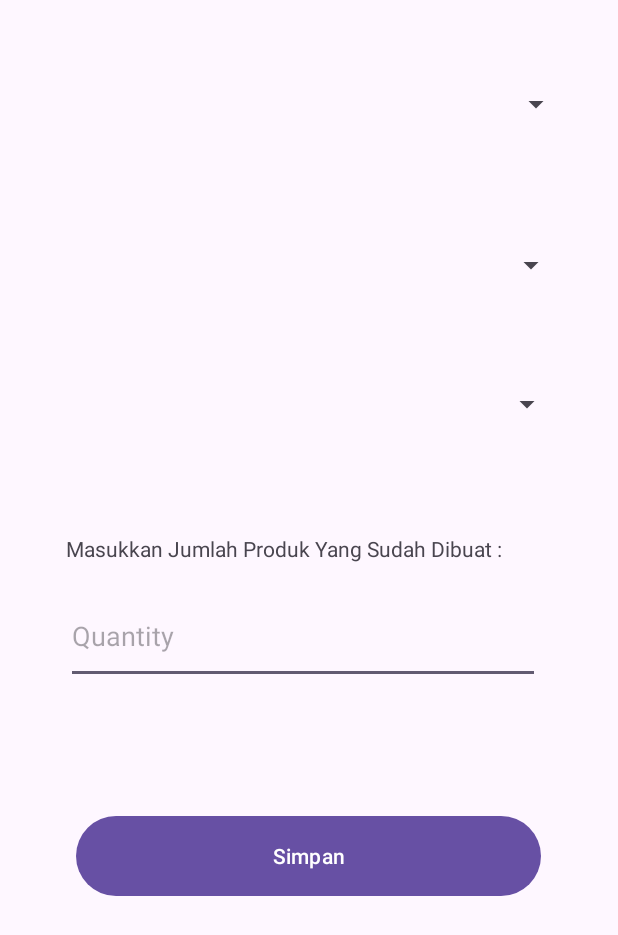
After one commit to Kennetyjr/Proyek_KP, an Android app: the Activity_PlottingMesin screen opened directly, with no data from a screen before it, on a phone screen of 412 x 824 dp. The commit adds this screen. Shown: the top 935 px of the screen. Run offline under Robolectric (Android 15) with nearby library versions, the phone set to English and light mode, and no system bars; our stand-ins replace Firebase (no records; nobody signed in at launch, a user with empty details on screens opened directly), data binding.

Commit message:
reg mesin dan plotting mesin

```diff
--- a/ProyekKP/app/src/main/AndroidManifest.xml
+++ b/ProyekKP/app/src/main/AndroidManifest.xml
@@ -12,6 +12,12 @@
         android:supportsRtl="true"
         android:theme="@style/Theme.ProyekKP"
         tools:targetApi="31">
+        <activity
+            android:name=".Activity_PlottingMesin"
+            android:exported="false" />
+        <activity
+            android:name=".Activity_RegisterMesin"
+            android:exported="false" />
         <activity
             android:name=".Activity_RegisterProduk"
             android:exported="false" />
--- /dev/null
+++ b/ProyekKP/app/src/main/java/com/example/proyekkp/Activity_PlottingMesin.kt
@@ -0,0 +1,166 @@
+package com.example.proyekkp
+
+import android.os.Bundle
+import android.widget.ArrayAdapter
+import android.widget.Toast
+import androidx.appcompat.app.AppCompatActivity
+import androidx.databinding.DataBindingUtil
+import com.example.proyekkp.databinding.ActivityPlottingMesinBinding
+import com.google.firebase.FirebaseApp
+import com.google.firebase.firestore.FirebaseFirestore
+import com.google.firebase.firestore.ktx.firestore
+import com.google.firebase.ktx.Firebase
+
+class Activity_PlottingMesin : AppCompatActivity() {
+
+    lateinit var db: FirebaseFirestore
+    lateinit var binding: ActivityPlottingMesinBinding
+
+    override fun onCreate(savedInstanceState: Bundle?) {
+        super.onCreate(savedInstanceState)
+        binding = DataBindingUtil.setContentView(this, R.layout.activity_plotting_mesin)
+
+        FirebaseApp.initializeApp(this)
+        db = Firebase.firestore
+
+        // Load data for spinners
+        loadNoMesinSpinner()
+        loadNamaPegawaiSpinner()
+        loadNamaProdukSpinner()
+
+        binding.btnsimpanplotting.setOnClickListener {
+            val noMesin = binding.spinnerNoMesin.selectedItem?.toString()
+            val namaPegawai = binding.spinnerNamaPegawai.selectedItem?.toString()
+            val namaProduk = binding.spinnerNamaProduk.selectedItem?.toString()
+            val qtyText = binding.txtqtyproduk.text.toString()
+            val quantity = qtyText.toIntOrNull()
+
+            if (noMesin != null && namaPegawai != null && namaProduk != null && quantity != null && quantity > 0) {
+                // Cari idMesin berdasarkan noMesin
+                db.collection("data_mesin")
+                    .whereEqualTo("noMesin", noMesin)
+                    .get()
+                    .addOnSuccessListener { mesinDocuments ->
+                        val idMesin = mesinDocuments.documents.firstOrNull()?.getString("id")
+
+                        if (idMesin != null) {
+                            // Cari idPegawai berdasarkan namaPegawai
+                            db.collection("data_pegawai")
+                                .whereEqualTo("namaPegawai", namaPegawai)
+                                .get()
+                                .addOnSuccessListener { pegawaiDocuments ->
+                                    val idPegawai = pegawaiDocuments.documents.firstOrNull()?.getString("id")
+
+                                    if (idPegawai != null) {
+                                        // Simpan plotting mesin
+                                        savePlottingMesin(idMesin, noMesin, idPegawai, namaPegawai, namaProduk, quantity)
+                                    } else {
+                                        Toast.makeText(this, "Pegawai tidak ditemukan.", Toast.LENGTH_SHORT).show()
+                                    }
+                                }
+                                .addOnFailureListener { e ->
+                                    Toast.makeText(this, "Gagal mencari pegawai: ${e.message}", Toast.LENGTH_SHORT).show()
+                                }
+                        } else {
+                            Toast.makeText(this, "Mesin tidak ditemukan.", Toast.LENGTH_SHORT).show()
+                        }
+                    }
+                    .addOnFailureListener { e ->
+                        Toast.makeText(this, "Gagal mencari mesin: ${e.message}", Toast.LENGTH_SHORT).show()
+                    }
+            } else {
+                Toast.makeText(this, "Semua field harus diisi dengan benar.", Toast.LENGTH_SHORT).show()
+            }
+        }
+    }
+
+    private fun savePlottingMesin(
+        idMesin: String,
+        noMesin: String,
+        idPegawai: String,
+        namaPegawai: String,
+        namaProduk: String,
+        quantity: Int
+    ) {
+        val newPlotting = ClsPlottingMesin(
+            id = "",
+            idMesin = idMesin,
+            noMesin = noMesin,
+            idPegawai = idPegawai,
+            namaPegawai = namaPegawai,
+            namaProduk = namaProduk,
+            quantity = quantity,
+            Keterangan = "Aktif"
+        )
+
+        db.collection("data_plotting_mesin")
+            .add(newPlotting)
+            .addOnSuccessListener { documentReference ->
+                val generatedId = documentReference.id
+                db.collection("data_plotting_mesin").document(generatedId)
+                    .update("id", generatedId)
+                    .addOnSuccessListener {
+                        Toast.makeText(this, "Plotting berhasil disimpan.", Toast.LENGTH_SHORT).show()
+                        clearFields()
+                    }
+                    .addOnFailureListener { e ->
+                        Toast.makeText(this, "Gagal memperbarui ID: ${e.message}", Toast.LENGTH_SHORT).show()
+                    }
+            }
+            .addOnFailureListener { e ->
+                Toast.makeText(this, "Gagal menyimpan plotting: ${e.message}", Toast.LENGTH_SHORT).show()
+            }
+    }
+
+    private fun loadNoMesinSpinner() {
+        db.collection("data_mesin")
+            .whereEqualTo("statusmesin", true)
+            .get()
+            .addOnSuccessListener { documents ->
+                val noMesinList = documents.mapNotNull { it.getString("noMesin") }
+                val adapter = ArrayAdapter(this, android.R.layout.simple_spinner_item, noMesinList)
+                adapter.setDropDownViewResource(android.R.layout.simple_spinner_dropdown_item)
+                binding.spinnerNoMesin.adapter = adapter
+            }
+            .addOnFailureListener { e ->
+                Toast.makeText(this, "Gagal memuat nomor mesin: ${e.message}", Toast.LENGTH_SHORT).show()
+            }
+    }
+
+    private fun loadNamaPegawaiSpinner() {
+        db.collection("data_pegawai")
+            .whereEqualTo("status", true)
+            .get()
+            .addOnSuccessListener { documents ->
+                val namaPegawaiList = documents.mapNotNull { it.getString("namaPegawai") }
+                val adapter = ArrayAdapter(this, android.R.layout.simple_spinner_item, namaPegawaiList)
+                adapter.setDropDownViewResource(android.R.layout.simple_spinner_dropdown_item)
+                binding.spinnerNamaPegawai.adapter = adapter
+            }
+            .addOnFailureListener { e ->
+                Toast.makeText(this, "Gagal memuat nama pegawai: ${e.message}", Toast.LENGTH_SHORT).show()
+            }
+    }
+
+    private fun loadNamaProdukSpinner() {
+        db.collection("data_produk")
+            .whereEqualTo("statusBarang", true)
+            .get()
+            .addOnSuccessListener { documents ->
+                val namaProdukList = documents.mapNotNull { it.getString("namaProduk") }
+                val adapter = ArrayAdapter(this, android.R.layout.simple_spinner_item, namaProdukList)
+                adapter.setDropDownViewResource(android.R.layout.simple_spinner_dropdown_item)
+                binding.spinnerNamaProduk.adapter = adapter
+            }
+            .addOnFailureListener { e ->
+                Toast.makeText(this, "Gagal memuat nama produk: ${e.message}", Toast.LENGTH_SHORT).show()
+            }
+    }
+
+    private fun clearFields() {
+        binding.spinnerNoMesin.setSelection(0)
+        binding.spinnerNamaPegawai.setSelection(0)
+        binding.spinnerNamaProduk.setSelection(0)
+        binding.txtqtyproduk.text.clear()
+    }
+}
--- /dev/null
+++ b/ProyekKP/app/src/main/res/layout/activity_plotting_mesin.xml
@@ -0,0 +1,71 @@
+<?xml version="1.0" encoding="utf-8"?>
+<layout xmlns:tools="http://schemas.android.com/tools"
+    xmlns:android="http://schemas.android.com/apk/res/android"
+    xmlns:app="http://schemas.android.com/apk/res-auto">
+<androidx.constraintlayout.widget.ConstraintLayout
+    tools:viewBindingIgnore="true"
+    android:layout_width="match_parent"
+    android:layout_height="match_parent"
+    tools:context=".Activity_PlottingMesin">
+
+    <Spinner
+        android:id="@+id/spinnerNoMesin"
+        android:layout_width="353dp"
+        android:layout_height="59dp"
+        android:layout_marginStart="28dp"
+        android:layout_marginTop="40dp"
+        app:layout_constraintStart_toStartOf="parent"
+        app:layout_constraintTop_toTopOf="parent" />
+
+    <Spinner
+        android:id="@+id/spinnerNamaPegawai"
+        android:layout_width="354dp"
+        android:layout_height="58dp"
+        android:layout_marginStart="24dp"
+        android:layout_marginTop="148dp"
+        app:layout_constraintStart_toStartOf="parent"
+        app:layout_constraintTop_toTopOf="parent" />
+
+    <Spinner
+        android:id="@+id/spinnerNamaProduk"
+        android:layout_width="351dp"
+        android:layout_height="59dp"
+        android:layout_marginStart="24dp"
+        android:layout_marginTop="240dp"
+        app:layout_constraintStart_toStartOf="parent"
+        app:layout_constraintTop_toTopOf="parent" />
+
+    <EditText
+        android:id="@+id/txtqtyproduk"
+        android:layout_width="316dp"
+        android:layout_height="64dp"
+        android:layout_marginStart="44dp"
+        android:layout_marginTop="392dp"
+        android:ems="10"
+        android:hint="Quantity"
+        android:inputType="number"
+        app:layout_constraintStart_toStartOf="parent"
+        app:layout_constraintTop_toTopOf="parent" />
+
+    <TextView
+        android:id="@+id/textView"
+        android:layout_width="wrap_content"
+        android:layout_height="wrap_content"
+        android:layout_marginStart="44dp"
+        android:layout_marginTop="356dp"
+        android:text="Masukkan Jumlah Produk Yang Sudah Dibuat :"
+        app:layout_constraintStart_toStartOf="parent"
+        app:layout_constraintTop_toTopOf="parent" />
+
+    <Button
+        android:id="@+id/btnsimpanplotting"
+        android:layout_width="310dp"
+        android:layout_height="61dp"
+        android:layout_marginTop="540dp"
+        android:text="Simpan"
+        app:layout_constraintEnd_toEndOf="parent"
+        app:layout_constraintHorizontal_bias="0.495"
+        app:layout_constraintStart_toStartOf="parent"
+        app:layout_constraintTop_toTopOf="parent" />
+</androidx.constraintlayout.widget.ConstraintLayout>
+</layout>
```
Also changed, not shown: ProyekKP/app/src/main/java/com/example/proyekkp/Activity_Login.kt (+10 -0 lines), ProyekKP/app/src/main/java/com/example/proyekkp/Activity_RegisterMesin.kt (added, +107 -0 lines), ProyekKP/app/src/main/java/com/example/proyekkp/ClsMesin.kt (added, +13 -0 lines), ProyekKP/app/src/main/java/com/example/proyekkp/ClsPlottingMesin.kt (added, +16 -0 lines), ProyekKP/app/src/main/res/layout/activity_login.xml (+27 -7 lines), ProyekKP/app/src/main/res/layout/activity_register_mesin.xml (added, +49 -0 lines).
